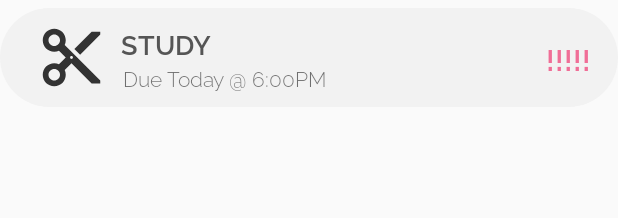
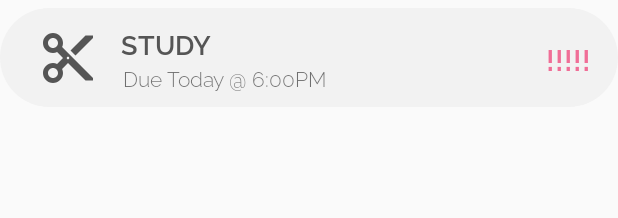
Before and after one commit to francheska-vicente/mobdeve-pokeplan, an Android app: the layout template_task.xml on its own in the app's theme, with its tools: preview values and no code run, on a phone screen of 412 x 824 dp. Shown: the top 218 px of the screen. Run offline under Robolectric (Android 15) with nearby library versions, the phone set to English and light mode, and no system bars.

Commit message:
Update template_task.xml

```diff
--- a/pokeplan/app/src/main/res/layout/template_task.xml
+++ b/pokeplan/app/src/main/res/layout/template_task.xml
@@ -17,20 +17,18 @@
 
         <ImageView
             android:id="@+id/iv_task_icon"
-            android:layout_width="0dp"
-            android:layout_height="0dp"
+            android:layout_width="60dp"
+            android:layout_height="60dp"
             android:layout_weight="1"
             android:adjustViewBounds="true"
             android:paddingTop="10dp"
             android:paddingBottom="10dp"
             app:layout_constraintBottom_toBottomOf="parent"
             app:layout_constraintEnd_toStartOf="@+id/gl_task_ver81dp"
-            app:layout_constraintHorizontal_bias="1.0"
             app:layout_constraintStart_toStartOf="@+id/gl_task_ver15dp"
             app:layout_constraintTop_toTopOf="parent"
-            app:layout_constraintVertical_bias="0.0"
             app:srcCompat="?attr/actionModeCutDrawable"
-            app:tint="@color/darkest_gray" />
+            app:tint="@color/darker_gray" />
 
         <TextView
             android:id="@+id/tv_task_taskname"
@@ -90,7 +88,7 @@
             android:layout_width="wrap_content"
             android:layout_height="wrap_content"
             android:orientation="vertical"
-            app:layout_constraintGuide_begin="15dp" />
+            app:layout_constraintGuide_begin="10dp" />
 
         <androidx.constraintlayout.widget.Guideline
             android:id="@+id/guideline2"
```
